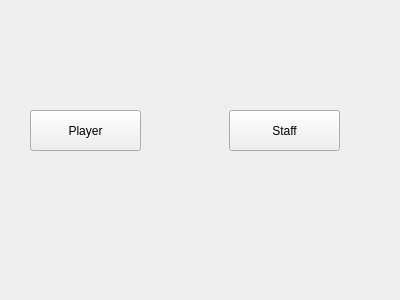
First picture: the form in people.ui, repository TNT57/FootballClubManagementSystem, before the edit.
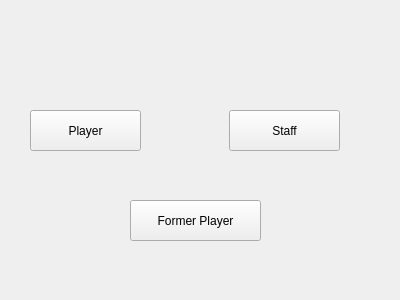
Second picture: the form after the edit.

Commit message: implement FormerPlayer and some related classes

What changed in the file:
```diff
--- a/people.ui
+++ b/people.ui
@@ -39,6 +39,19 @@
     <string>Staff</string>
    </property>
   </widget>
+  <widget class="QPushButton" name="formerPlayerButton">
+   <property name="geometry">
+    <rect>
+     <x>130</x>
+     <y>200</y>
+     <width>131</width>
+     <height>41</height>
+    </rect>
+   </property>
+   <property name="text">
+    <string>Former Player</string>
+   </property>
+  </widget>
  </widget>
  <resources/>
  <connections/>
```
The commit also changes 18 other files.
